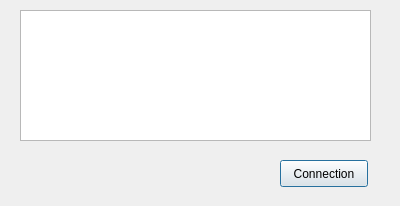
Qt form network/tcpClient/dialog.ui (guofuhua/test) before a commit.
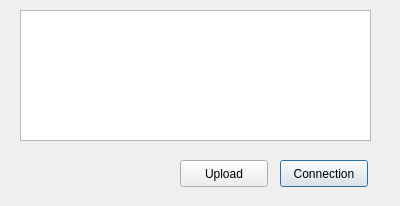
The same form after that commit.

```diff
--- a/network/tcpClient/dialog.ui
+++ b/network/tcpClient/dialog.ui
@@ -36,6 +36,19 @@
     </rect>
    </property>
   </widget>
+  <widget class="QPushButton" name="uploadButton">
+   <property name="geometry">
+    <rect>
+     <x>180</x>
+     <y>160</y>
+     <width>88</width>
+     <height>27</height>
+    </rect>
+   </property>
+   <property name="text">
+    <string>Upload</string>
+   </property>
+  </widget>
  </widget>
  <layoutdefault spacing="6" margin="11"/>
  <resources/>
```
